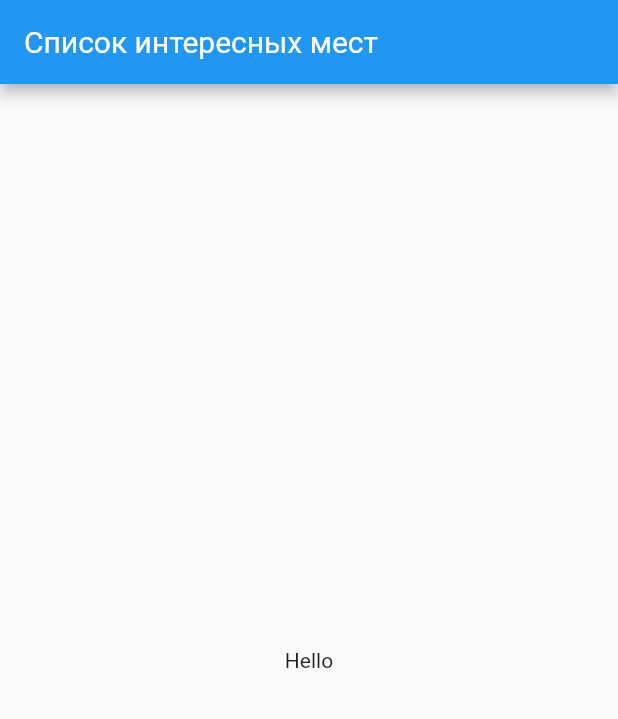
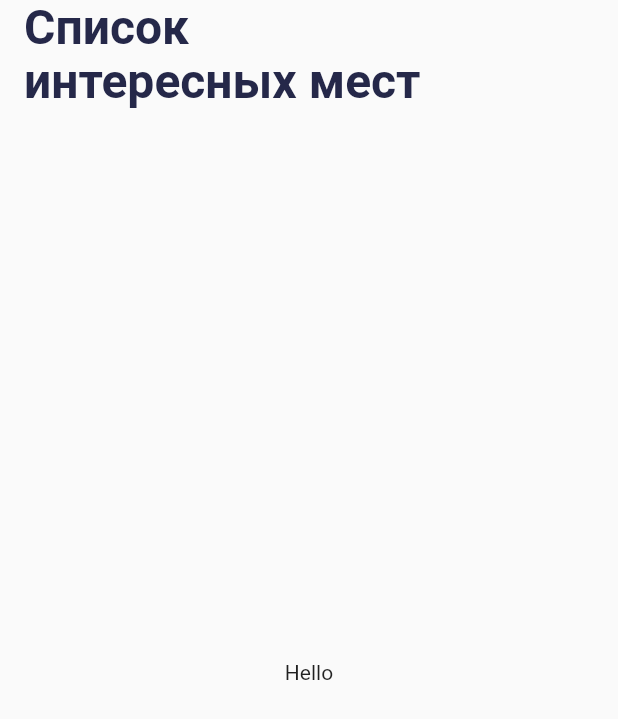
Before and after one commit to MadDimon2020/places, a Flutter app: the screen it shows after launch, on a phone screen of 412 x 824 dp. Shown: the top 719 px of the screen. Run offline on Flutter 3.47's test engine with Material 2 defaults, Android fonts, the phone set to English and light mode, and no system bars.

Commit message:
4.4.1 AppBar Styling

```diff
--- a/lib/ui/screen/sight_list_screen.dart
+++ b/lib/ui/screen/sight_list_screen.dart
@@ -12,8 +12,18 @@ class _SightListScreenState extends State<SightListScreen> {
   Widget build(BuildContext context) {
     return Scaffold(
       appBar: AppBar(
+        backgroundColor: Theme.of(context).scaffoldBackgroundColor,
+        elevation: 0.0,
+        toolbarHeight: 72.0,
         title: const Text(
-          'Список интересных мест',
+          'Список\nинтересных мест',
+          style: TextStyle(
+            color: Color(0xFF252849),
+            fontWeight: FontWeight.bold,
+            fontSize: 32.0,
+            height: 1.125,
+          ),
+          textAlign: TextAlign.left,
         ),
       ),
       body: const Center(
```
